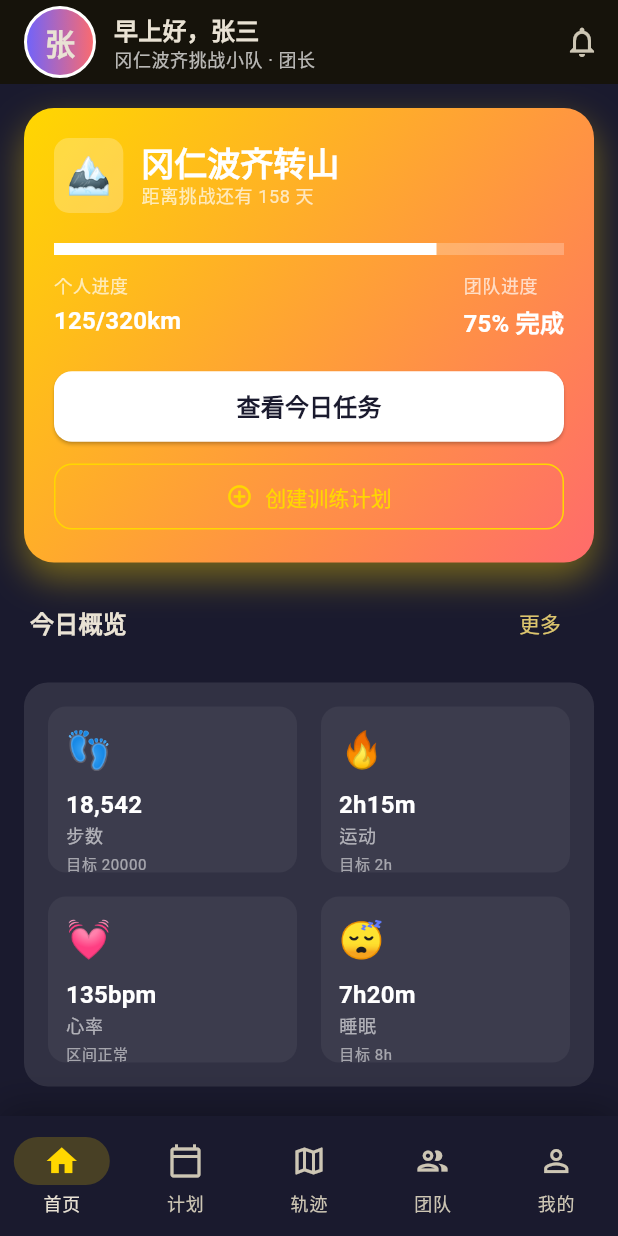
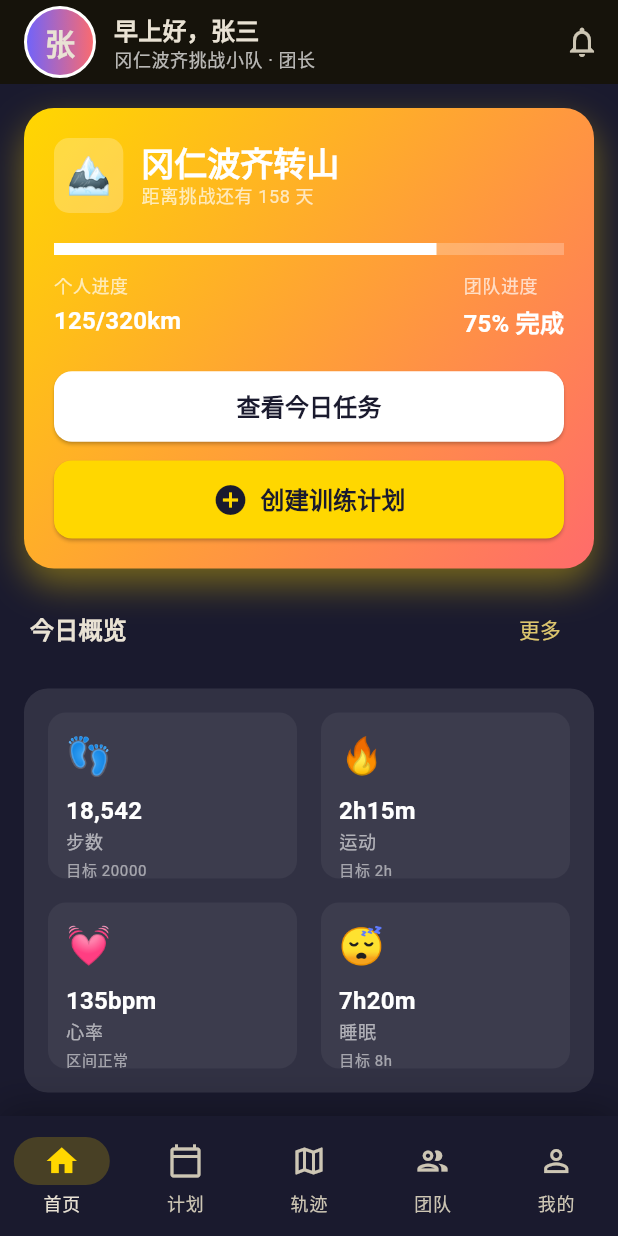
Before and after one commit to Initail/trek-pioneer, a Flutter app: the MainScreen screen opened directly, on a phone screen of 412 x 824 dp. Run offline on Flutter 3.47's test engine with Material 3 defaults, Android fonts, the light colour scheme and no system bars; our stand-ins replace hive, hive_flutter; accounts and stored records are empty.

```diff
--- a/lib/main.dart
+++ b/lib/main.dart
@@ -350,7 +350,7 @@ class HomePage extends StatelessWidget {
                   const SizedBox(height: 12),
                   SizedBox(
                     width: double.infinity,
-                    child: OutlinedButton.icon(
+                    child: ElevatedButton.icon(
                       onPressed: () {
                         Navigator.push(
                           context,
@@ -367,12 +367,12 @@ class HomePage extends StatelessWidget {
                           ),
                         );
                       },
-                      icon: const Icon(Icons.add_circle_outline),
-                      label: const Text('创建训练计划'),
-                      style: OutlinedButton.styleFrom(
-                        foregroundColor: const Color(0xFFFFD700),
-                        side: const BorderSide(color: Color(0xFFFFD700)),
-                        padding: const EdgeInsets.symmetric(vertical: 12),
+                      icon: const Icon(Icons.add_circle, size: 24),
+                      label: const Text('创建训练计划', style: TextStyle(fontWeight: FontWeight.bold, fontSize: 16)),
+                      style: ElevatedButton.styleFrom(
+                        backgroundColor: const Color(0xFFFFD700),
+                        foregroundColor: const Color(0xFF1A1A2E),
+                        padding: const EdgeInsets.symmetric(vertical: 14),
                         shape: RoundedRectangleBorder(borderRadius: BorderRadius.circular(12)),
                       ),
                     ),
```
Also changed, not shown: lib/screens/plan_creation_page.dart (+10 -1 lines), lib/screens/plan_detail_page.dart (+9 -3 lines).
